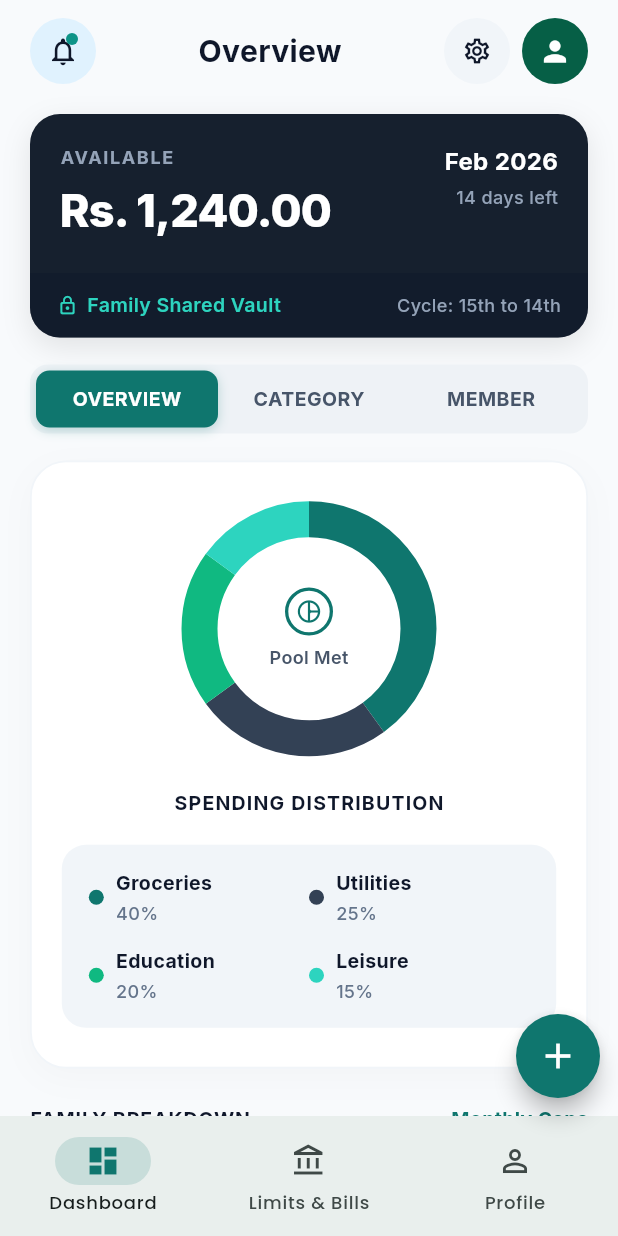
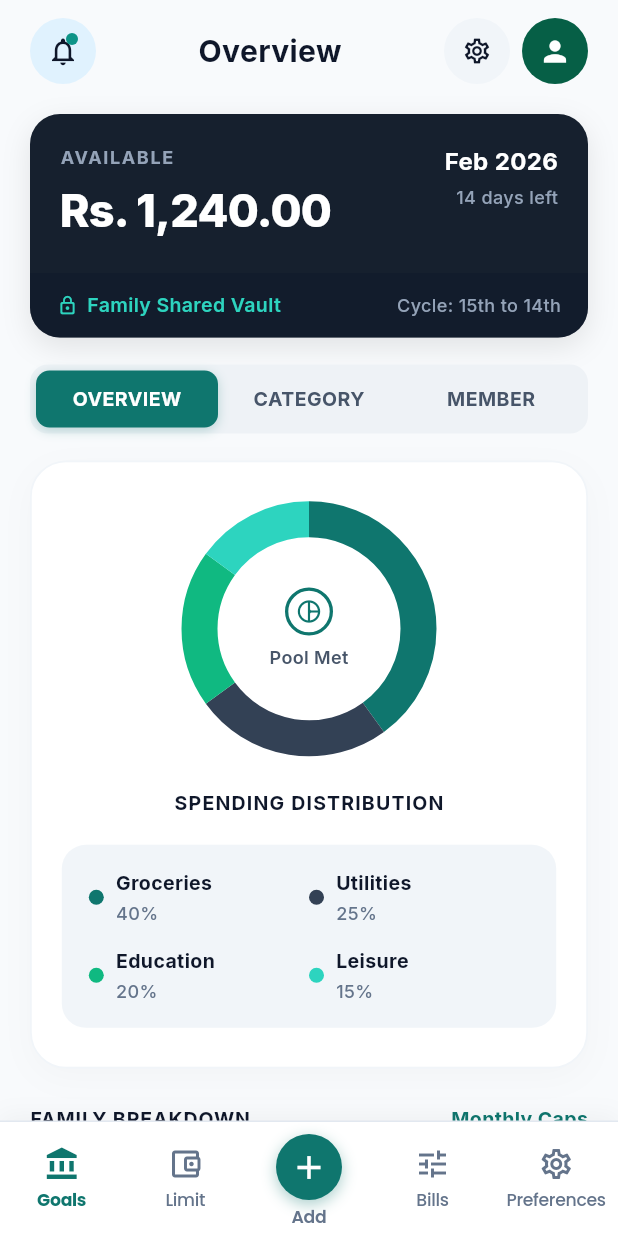
Before and after one commit to justtnikiyaa/family_budget_app, a Flutter app: the MainNavigationScreen screen opened directly with empty values, on a phone screen of 412 x 824 dp. Run offline on Flutter 3.47's test engine with Material 3 defaults, Android fonts, the phone set to English and light mode, and no system bars; our stand-ins replace cloud_firestore, firebase_auth, firebase_core, google_fonts; accounts and stored records are empty; network calls fail.

Commit message:
feat(navigation): implement custom bottom navigation bar matching Figma design

```diff
--- a/lib/screens/limits_bills/limits_bills_screen.dart
+++ b/lib/screens/limits_bills/limits_bills_screen.dart
@@ -10,8 +10,13 @@ import 'reports_screen.dart';
 
 class LimitsBillsScreen extends StatefulWidget {
   final UserModel? currentUser;
+  final int initialIndex;
 
-  const LimitsBillsScreen({super.key, this.currentUser});
+  const LimitsBillsScreen({
+    super.key,
+    this.currentUser,
+    this.initialIndex = 0,
+  });
 
   @override
   State<LimitsBillsScreen> createState() => _LimitsBillsScreenState();
@@ -25,7 +30,19 @@ class _LimitsBillsScreenState extends State<LimitsBillsScreen>
   @override
   void initState() {
     super.initState();
-    _tabController = TabController(length: 4, vsync: this);
+    _tabController = TabController(
+      length: 4,
+      vsync: this,
+      initialIndex: widget.initialIndex.clamp(0, 3),
+    );
+  }
+
+  @override
+  void didUpdateWidget(covariant LimitsBillsScreen oldWidget) {
+    super.didUpdateWidget(oldWidget);
+    if (oldWidget.initialIndex != widget.initialIndex) {
+      _tabController.animateTo(widget.initialIndex.clamp(0, 3));
+    }
   }
 
   @override
--- a/lib/screens/main_navigation.dart
+++ b/lib/screens/main_navigation.dart
@@ -1,7 +1,6 @@
 import 'package:flutter/material.dart';
 import '../models/user_model.dart';
 import '../services/auth_service.dart';
-import '../utils/constants.dart';
 import '../widgets/quick_add_bottom_sheet.dart';
 import 'dashboard/dashboard_screen.dart';
 import 'limits_bills/limits_bills_screen.dart';
@@ -29,49 +28,182 @@ class _MainNavigationScreenState extends State<MainNavigationScreen> {
 
         final screens = [
           DashboardScreen(currentUser: activeUser),
-          LimitsBillsScreen(currentUser: activeUser),
+          LimitsBillsScreen(currentUser: activeUser, initialIndex: 0),
+          LimitsBillsScreen(currentUser: activeUser, initialIndex: 1),
           ProfileScreen(currentUser: activeUser),
         ];
 
         return Scaffold(
+          backgroundColor: const Color(0xFFF8FAFC),
           body: IndexedStack(
             index: _currentIndex,
             children: screens,
           ),
-          floatingActionButton: FloatingActionButton(
-            heroTag: 'mainNavFab',
-            onPressed: () => QuickAddBottomSheet.show(context, activeUser),
-            backgroundColor: AppColors.primary,
-            shape: const CircleBorder(),
-            child: const Icon(Icons.add, color: Colors.white, size: 28),
-          ),
-          floatingActionButtonLocation: FloatingActionButtonLocation.miniEndFloat,
-          bottomNavigationBar: NavigationBar(
-            selectedIndex: _currentIndex,
-            onDestinationSelected: (index) {
-              setState(() => _currentIndex = index);
-            },
-            indicatorColor: AppColors.primary.withValues(alpha: 0.15),
-            destinations: const [
-              NavigationDestination(
-                icon: Icon(Icons.dashboard_outlined),
-                selectedIcon: Icon(Icons.dashboard, color: AppColors.primary),
-                label: 'Dashboard',
-              ),
-              NavigationDestination(
-                icon: Icon(Icons.account_balance_outlined),
-                selectedIcon: Icon(Icons.account_balance, color: AppColors.primary),
-                label: 'Limits & Bills',
-              ),
-              NavigationDestination(
-                icon: Icon(Icons.person_outline),
-                selectedIcon: Icon(Icons.person, color: AppColors.primary),
-                label: 'Profile',
-              ),
-            ],
-          ),
+          bottomNavigationBar: _buildCustomBottomNavBar(context, activeUser),
         );
       },
     );
   }
+
+  Widget _buildCustomBottomNavBar(BuildContext context, UserModel activeUser) {
+    final bottomPadding = MediaQuery.of(context).padding.bottom;
+
+    return Container(
+      decoration: const BoxDecoration(
+        color: Colors.white,
+        border: Border(
+          top: BorderSide(
+            color: Color(0xFFE2E8F0),
+            width: 1.0,
+          ),
+        ),
+        boxShadow: [
+          BoxShadow(
+            color: Color(0x0A000000),
+            blurRadius: 12,
+            offset: Offset(0, -4),
+          ),
+        ],
+      ),
+      padding: EdgeInsets.only(
+        top: 8.0,
+        bottom: bottomPadding > 0 ? bottomPadding : 8.0,
+      ),
+      child: SafeArea(
+        top: false,
+        bottom: false,
+        child: SizedBox(
+          height: 60,
+          child: Row(
+            mainAxisAlignment: MainAxisAlignment.spaceAround,
+            crossAxisAlignment: CrossAxisAlignment.center,
+            children: [
+              // 1. Goals (Dashboard Overview)
+              _buildNavItem(
+                icon: Icons.account_balance,
+                label: 'Goals',
+                isSelected: _currentIndex == 0,
+                onTap: () => setState(() => _currentIndex = 0),
+              ),
+
+              // 2. Limit
+              _buildNavItem(
+                icon: Icons.account_balance_wallet_outlined,
+                label: 'Limit',
+                isSelected: _currentIndex == 1,
+                onTap: () => setState(() => _currentIndex = 1),
+              ),
+
+              // 3. Center Add Action Button
+              _buildCenterAddButton(context, activeUser),
+
+              // 4. Bills
+              _buildNavItem(
+                icon: Icons.tune,
+                label: 'Bills',
+                isSelected: _currentIndex == 2,
+                onTap: () => setState(() => _currentIndex = 2),
+              ),
+
+              // 5. Preferences
+              _buildNavItem(
+                icon: Icons.settings_outlined,
+                label: 'Preferences',
+                isSelected: _currentIndex == 3,
+                onTap: () => setState(() => _currentIndex = 3),
+              ),
+            ],
+          ),
+        ),
+      ),
+    );
+  }
+
+  Widget _buildNavItem({
+    required IconData icon,
+    required String label,
+    required bool isSelected,
+    required VoidCallback onTap,
+  }) {
+    const activeColor = Color(0xFF0F766E);
+    const inactiveColor = Color(0xFF64748B);
+    final color = isSelected ? activeColor : inactiveColor;
+
+    return Expanded(
+      child: InkWell(
+        onTap: onTap,
+        splashColor: const Color(0xFF0F766E).withValues(alpha: 0.08),
+        highlightColor: Colors.transparent,
+        child: Column(
+          mainAxisSize: MainAxisSize.min,
+          mainAxisAlignment: MainAxisAlignment.center,
+          children: [
+            Icon(
+              icon,
+              size: 24,
+              color: color,
+            ),
+            const SizedBox(height: 4),
+            Text(
+              label,
+              maxLines: 1,
+              overflow: TextOverflow.ellipsis,
+              style: TextStyle(
+                color: color,
+                fontSize: 11.5,
+                fontWeight: isSelected ? FontWeight.w700 : FontWeight.w500,
+                letterSpacing: -0.2,
+              ),
+            ),
+          ],
+        ),
+      ),
+    );
+  }
+
+  Widget _buildCenterAddButton(BuildContext context, UserModel activeUser) {
+    return Expanded(
+      child: InkWell(
+        onTap: () => QuickAddBottomSheet.show(context, activeUser),
+        splashColor: Colors.transparent,
+        highlightColor: Colors.transparent,
+        child: Column(
+          mainAxisSize: MainAxisSize.min,
+          mainAxisAlignment: MainAxisAlignment.center,
+          children: [
+            Container(
+              width: 44,
+              height: 44,
+              decoration: BoxDecoration(
+                color: const Color(0xFF0F766E),
+                shape: BoxShape.circle,
+                boxShadow: [
+                  BoxShadow(
+                    color: const Color(0xFF0F766E).withValues(alpha: 0.35),
+                    blurRadius: 8,
+                    offset: const Offset(0, 3),
+                  ),
+                ],
+              ),
+              child: const Icon(
+                Icons.add,
+                color: Colors.white,
+                size: 26,
+              ),
+            ),
+            const SizedBox(height: 3),
+            const Text(
+              'Add',
+              style: TextStyle(
+                color: Color(0xFF64748B),
+                fontSize: 11.5,
+                fontWeight: FontWeight.w600,
+                letterSpacing: -0.2,
+              ),
+            ),
+          ],
+        ),
+      ),
+    );
+  }
 }
```
